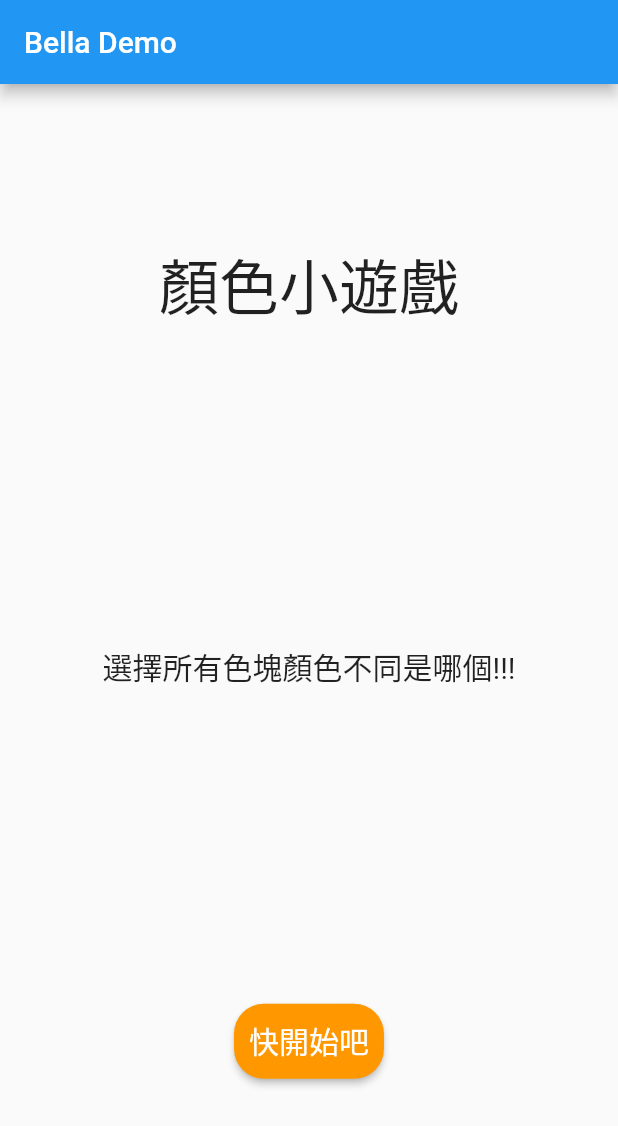
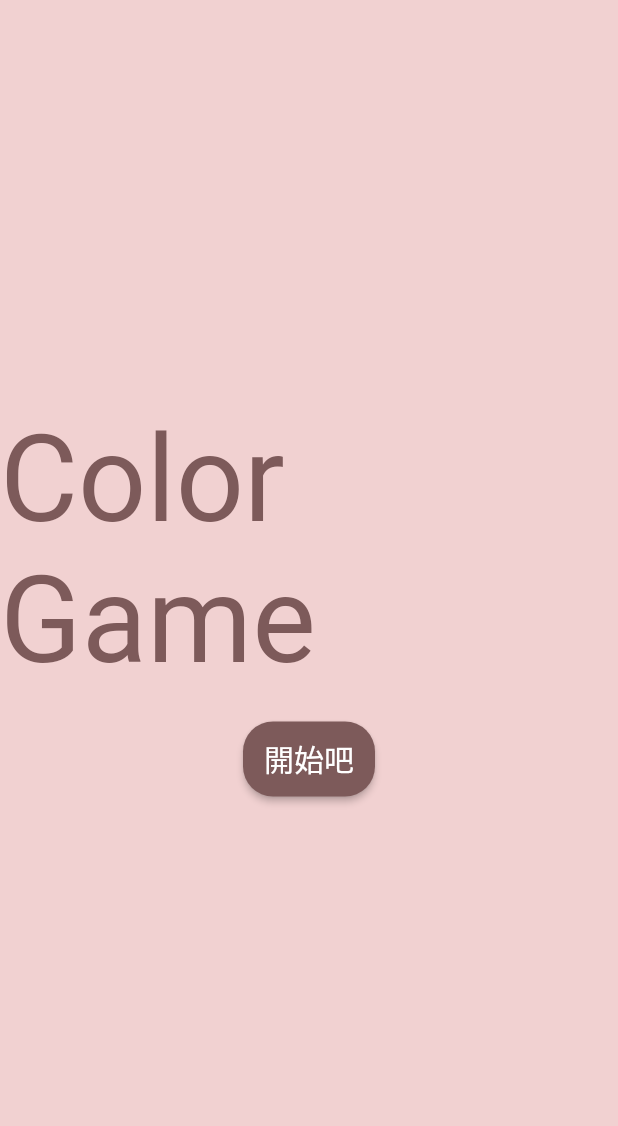
Before and after one commit to wu-yi-ting/ColorGame, a Flutter app: the ResultPage screen opened by its route, after a tap on "回首頁", on a phone screen of 412 x 824 dp. Shown: the top 1126 px of the screen. Run offline on Flutter 3.47's test engine with Material 2 defaults, Android fonts, the phone set to English and light mode, and no system bars; missing offline and left inert: countdown_flutter.

```diff
--- a/lib/main.dart
+++ b/lib/main.dart
@@ -1,5 +1,6 @@
 import 'package:flutter/material.dart';
 import 'package:provider/provider.dart';
+import 'dart:math';
 
 import 'game.dart';
 import 'logicholder.dart';
@@ -10,6 +11,7 @@ void main() => runApp(MyApp());
 class MyApp extends StatelessWidget {
   // This widget is the root of your application.
   var debugPrint = (String message, {int wrapWidth}) {};
+
   @override
   Widget build(BuildContext context) {
     return Builder(
@@ -43,62 +45,36 @@ class MyHomePage extends StatefulWidget {
 }
 
 class _MyHomePageState extends State<MyHomePage> {
-  int _counter = 0;
-
-  void _incrementCounter() {
-    setState(() {
-      // This call to setState tells the Flutter framework that something has
-      // changed in this State, which causes it to rerun the build method below
-      // so that the display can reflect the updated values. If we changed
-      // _counter without calling setState(), then the build method would not be
-      // called again, and so nothing would appear to happen.
-      _counter++;
-    });
-  }
-
   @override
   Widget build(BuildContext context) {
-    // This method is rerun every time setState is called, for instance as done
-    // by the _incrementCounter method above.
-    //
-    // The Flutter framework has been optimized to make rerunning build methods
-    // fast, so that you can just rebuild anything that needs updating rather
-    // than having to individually change instances of widgets.
     return Scaffold(
-      appBar: AppBar(
-        title: Text(widget.title),
-        automaticallyImplyLeading: false,
-      ),
+      backgroundColor: Color(0xfff1d1d1),
       body: Center(
-        // Center is a layout widget. It takes a single child and positions it
-        // in the middle of the parent.
         child: Column(
-          mainAxisAlignment: MainAxisAlignment.spaceAround,
-
+          mainAxisAlignment: MainAxisAlignment.center,
           children: <Widget>[
             Text(
-              '顏色小遊戲',
-              style: TextStyle(fontSize: 40),
+              "Color Game",
+              style: TextStyle(color: Color(0xff7d5a5a), fontSize: 80),
             ),
-            Text(
-              '選擇所有色塊顏色不同是哪個!!!',
-              style: TextStyle(fontSize: 20),
-            ),
-            MaterialButton(
+            Padding(
+              padding: const EdgeInsets.all(20),
+              child: MaterialButton(
                 textTheme: ButtonTextTheme.normal,
                 onPressed: () {
                   Navigator.pushNamed(context, '/Second');
                 },
                 child: Text(
-                "快開始吧",
+                  "開始吧",
                   style: TextStyle(fontSize: 20),
                 ),
-              color: Colors.orange,
+                color: Color(0xff7d5a5a),
                 disabledTextColor: Colors.white,
                 textColor: Colors.white,
                 padding: EdgeInsets.all(10),
                 shape: RoundedRectangleBorder(
                     borderRadius: BorderRadius.circular(20)),
+              ),
             ),
           ],
         ),
--- a/lib/result.dart
+++ b/lib/result.dart
@@ -10,10 +10,7 @@ class _ResultPageState extends State<ResultPage> {
   @override
   Widget build(BuildContext context) {
     return Scaffold(
-      appBar: AppBar(
-        title: Text('遊戲結束'),
-        automaticallyImplyLeading: false,
-      ),
+      backgroundColor: Color(0xfff1d1d1),
       body: Center(
         child: ResultLayout(),
       ),
@@ -25,10 +22,11 @@ class ResultLayout extends StatelessWidget {
   @override
   Widget build(BuildContext context) {
     return Container(
-      child: Column(
-          mainAxisAlignment: MainAxisAlignment.center,
-          children: <Widget>[
-            Text('score=${Provider.of<GameChangeNotifier>(context).score}'),
+      child: Column(mainAxisAlignment: MainAxisAlignment.center, children: <
+          Widget>[
+        Text('遊戲結束', style: TextStyle(color: Color(0xff7d5a5a), fontSize: 80)),
+        Text('score=${Provider.of<GameChangeNotifier>(context).score}',
+            style: TextStyle(color: Color(0xff7d5a5a), fontSize: 80)),
         Padding(
           padding: const EdgeInsets.all(10),
           child: MaterialButton(
@@ -41,12 +39,12 @@ class ResultLayout extends StatelessWidget {
               "回首頁",
               style: TextStyle(fontSize: 20),
             ),
-                color: Colors.orange,
+            color: Color(0xff7d5a5a),
             disabledTextColor: Colors.white,
             textColor: Colors.white,
             padding: EdgeInsets.all(10),
-                shape: RoundedRectangleBorder(
-                    borderRadius: BorderRadius.circular(20)),
+            shape:
+                RoundedRectangleBorder(borderRadius: BorderRadius.circular(20)),
           ),
         ),
       ]),
--- a/pubspec.yaml
+++ b/pubspec.yaml
@@ -21,6 +21,7 @@ dependencies:
     sdk: flutter
   provider: ^3.1.0
   countdown_flutter: ^0.1.2
+  animated_text_kit: ^2.0.1
 
   # The following adds the Cupertino Icons font to your application.
   # Use with the CupertinoIcons class for iOS style icons.
```
Also changed, not shown: lib/game.dart (+35 -27 lines), pubspec.lock. Lines whose indentation alone changed are shown as unchanged.
